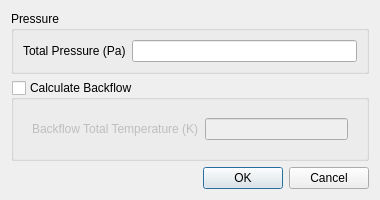
First picture: the form in view/setup/boundary_conditions/pressure_outlet_dialog.ui, repository nextfoam/baram, before the edit.
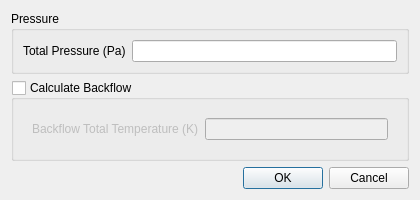
Second picture: the form after the edit.

```diff
--- a/view/setup/boundary_conditions/pressure_outlet_dialog.ui
+++ b/view/setup/boundary_conditions/pressure_outlet_dialog.ui
@@ -6,13 +6,13 @@
    <rect>
     <x>0</x>
     <y>0</y>
-    <width>380</width>
+    <width>420</width>
     <height>188</height>
    </rect>
   </property>
   <property name="minimumSize">
    <size>
-    <width>380</width>
+    <width>420</width>
     <height>0</height>
    </size>
   </property>
```
